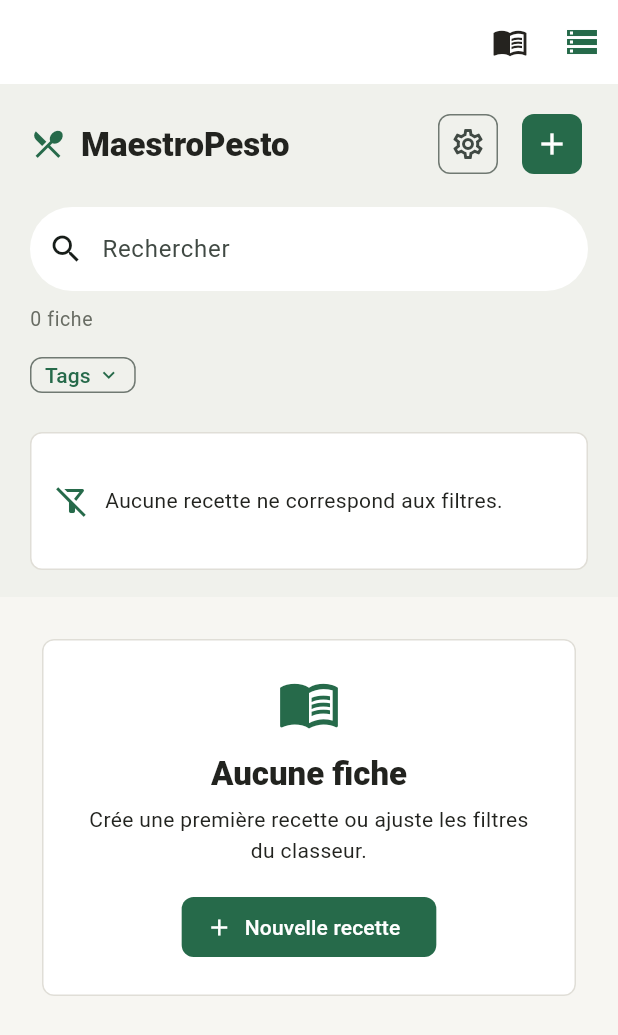
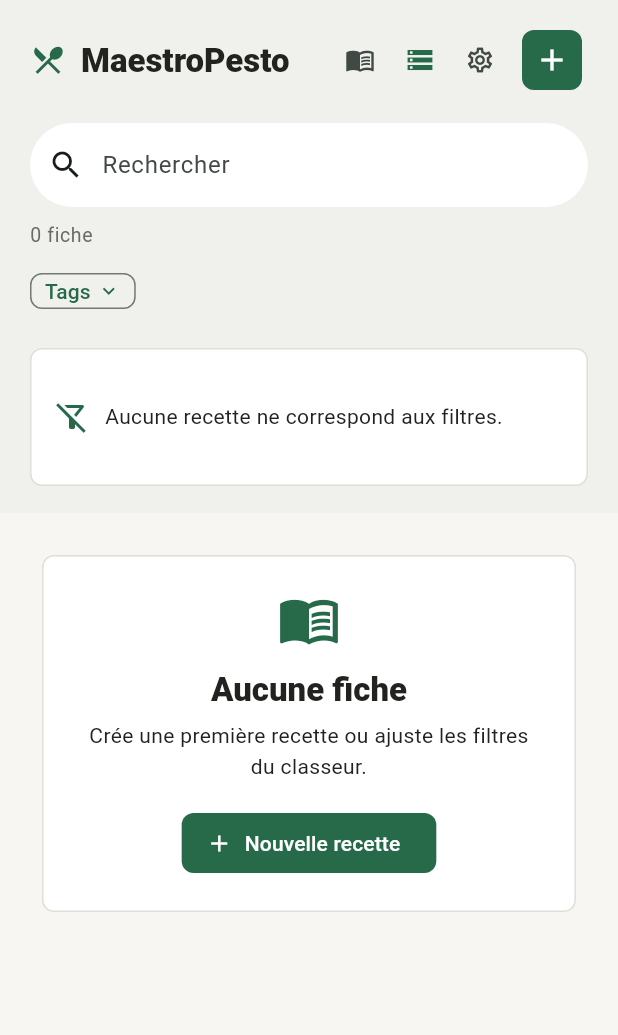
Before and after one commit to Ge-LAG/MaestroPesto, a Flutter app: the screen it shows after launch, on a phone screen of 412 x 824 dp. Shown: the top 1035 px of the screen. Run offline on Flutter 3.47's test engine with Material 3 defaults, Android fonts, the phone set to English and light mode, and no system bars; our stand-ins replace drift, drift_flutter, flutter_riverpod; missing offline and left inert: file_selector; accounts and stored records are empty; generated files the repository leaves out were written again; Roboto replaces fonts that are missing (Segoe UI).

Commit message:
ui: headerless shell
Co-Authored-By: Claude Opus 5.5 <noreply@anthropic.com>

```diff
--- a/lib/features/recipes/presentation/recipes_home_page.dart
+++ b/lib/features/recipes/presentation/recipes_home_page.dart
@@ -377,11 +377,12 @@ class _RecipesHomePageState extends State<RecipesHomePage> {
 
   @override
   Widget build(BuildContext context) {
-    return Scaffold(
-      appBar: AppBar(
-        title: const SizedBox.shrink(),
-        actions: [
+    // Pas de barre supérieure : les actions globales (sources des
+    // données, bases métier) vivent dans l'en-tête du classeur.
+    final headerActions = <Widget>[
       IconButton(
+        visualDensity: VisualDensity.compact,
+        iconSize: 20,
         tooltip: context.strings.sourcesTitle,
         icon: const Icon(Icons.menu_book_outlined),
         onPressed: () => showDataSourcesPage(context),
@@ -391,13 +392,25 @@ class _RecipesHomePageState extends State<RecipesHomePage> {
         metierLoaded: _metierLoaded,
         onImport: () => _importMetier(context),
       ),
+    ];
+    return Scaffold(
+      body: SafeArea(
+        child: Column(
+          children: [
+            if (_importing)
+              _ImportProgressBar(
+                step: _importStep,
+                firstLaunch: !_metierLoaded,
+              ),
+            Expanded(child: _body(context, headerActions)),
           ],
-        bottom: _importing
-            ? _ImportProgressBar(step: _importStep, firstLaunch: !_metierLoaded)
-            : null,
         ),
-      body: SafeArea(
-        child: LayoutBuilder(
+      ),
+    );
+  }
+
+  Widget _body(BuildContext context, List<Widget> headerActions) {
+    return LayoutBuilder(
       builder: (context, constraints) {
         final width = constraints.maxWidth;
         final isCompact = width < 760;
@@ -425,6 +438,7 @@ class _RecipesHomePageState extends State<RecipesHomePage> {
             onDuplicateRecipe: _duplicateRecipe,
             onDeleteRecipe: _deleteRecipe,
             onAddIngredient: _addIngredient,
+            headerActions: headerActions,
           );
         }
 
@@ -444,6 +458,7 @@ class _RecipesHomePageState extends State<RecipesHomePage> {
                 onTagsChanged: _setSelectedTags,
                 onClearFilters: _clearFilters,
                 onCreateRecipe: _createRecipe,
+                headerActions: headerActions,
               ),
             ),
             const VerticalDivider(width: 1),
@@ -465,8 +480,6 @@ class _RecipesHomePageState extends State<RecipesHomePage> {
           ],
         );
       },
-        ),
-      ),
     );
   }
 }
@@ -489,6 +502,7 @@ class _CompactLayout extends StatelessWidget {
     required this.onDuplicateRecipe,
     required this.onDeleteRecipe,
     required this.onAddIngredient,
+    required this.headerActions,
   });
 
   final AppServices services;
@@ -508,6 +522,7 @@ class _CompactLayout extends StatelessWidget {
   final ValueChanged<Recipe> onDeleteRecipe;
   final void Function(Recipe recipe, RecipeIngredient ingredient)
   onAddIngredient;
+  final List<Widget> headerActions;
 
   @override
   Widget build(BuildContext context) {
@@ -528,6 +543,7 @@ class _CompactLayout extends StatelessWidget {
             onClearFilters: onClearFilters,
             onCreateRecipe: onCreateRecipe,
             compact: true,
+            headerActions: headerActions,
           ),
         ),
         SliverToBoxAdapter(
@@ -566,10 +582,11 @@ class _MetierStatusAction extends StatelessWidget {
   Widget build(BuildContext context) {
     if (importing) {
       return IconButton(
+        visualDensity: VisualDensity.compact,
         tooltip: context.strings.importMetierRunning,
         icon: const SizedBox(
-          width: 20,
-          height: 20,
+          width: 18,
+          height: 18,
           child: CircularProgressIndicator(strokeWidth: 2),
         ),
         onPressed: null,
@@ -584,6 +601,8 @@ class _MetierStatusAction extends StatelessWidget {
         ? context.strings.importMetierReady
         : context.strings.importMetierPending;
     return IconButton(
+      visualDensity: VisualDensity.compact,
+      iconSize: 20,
       tooltip: tooltip,
       icon: Icon(icon, color: color),
       onPressed: onImport,
@@ -642,16 +661,13 @@ class EmptyRecipeState extends StatelessWidget {
 }
 
 /// Progression de l'import des bases métier (premier lancement ou
-/// réimport) : barre et étape en cours, sous la barre d'application.
-class _ImportProgressBar extends StatelessWidget
-    implements PreferredSizeWidget {
+/// réimport) : barre et étape en cours, en haut de l'écran pendant
+/// l'import seulement.
+class _ImportProgressBar extends StatelessWidget {
   const _ImportProgressBar({required this.step, required this.firstLaunch});
 
   final int step;
   final bool firstLaunch;
-
-  @override
-  Size get preferredSize => const Size.fromHeight(30);
 
   @override
   Widget build(BuildContext context) {
--- a/lib/features/recipes/presentation/widgets/recipe_book_panel.dart
+++ b/lib/features/recipes/presentation/widgets/recipe_book_panel.dart
@@ -19,6 +19,7 @@ class RecipeBookPanel extends StatefulWidget {
     required this.onClearFilters,
     required this.onCreateRecipe,
     this.compact = false,
+    this.headerActions = const <Widget>[],
     super.key,
   });
 
@@ -33,6 +34,10 @@ class RecipeBookPanel extends StatefulWidget {
   final VoidCallback onClearFilters;
   final VoidCallback onCreateRecipe;
   final bool compact;
+
+  /// Actions de l'en-tête (sources des données, bases métier), placées
+  /// avant les réglages : l'application n'a pas de barre supérieure.
+  final List<Widget> headerActions;
 
   @override
   State<RecipeBookPanel> createState() => _RecipeBookPanelState();
@@ -77,6 +82,7 @@ class _RecipeBookPanelState extends State<RecipeBookPanel> {
             _BookHeader(
               compact: widget.compact,
               onCreateRecipe: widget.onCreateRecipe,
+              actions: widget.headerActions,
             ),
             const SizedBox(height: 18),
             SearchBar(
@@ -344,35 +350,65 @@ class _TagFilterMenu extends StatelessWidget {
 }
 
 class _BookHeader extends StatelessWidget {
-  const _BookHeader({required this.compact, required this.onCreateRecipe});
+  const _BookHeader({
+    required this.compact,
+    required this.onCreateRecipe,
+    this.actions = const <Widget>[],
+  });
 
   final bool compact;
   final VoidCallback onCreateRecipe;
+  final List<Widget> actions;
 
   @override
   Widget build(BuildContext context) {
+    return LayoutBuilder(
+      builder: (context, constraints) => _row(
+        context,
+        // Panneau étroit (fenêtre moyenne) : le logo cède sa place au
+        // titre et aux actions, sans réduire le titre.
+        showLogo: constraints.maxWidth >= 300,
+      ),
+    );
+  }
+
+  Widget _row(BuildContext context, {required bool showLogo}) {
     return Row(
       children: [
-        Icon(Icons.local_dining, color: Theme.of(context).colorScheme.primary),
-        const SizedBox(width: 10),
+        if (showLogo) ...[
+          Icon(
+            Icons.local_dining,
+            color: Theme.of(context).colorScheme.primary,
+          ),
+          const SizedBox(width: 10),
+        ],
         Expanded(
           child: Column(
             crossAxisAlignment: CrossAxisAlignment.start,
             children: [
-              Text(
-                'MaestroPesto',
-                style: Theme.of(context).textTheme.titleLarge
-                    ?.copyWith(fontWeight: FontWeight.w900),
+              FittedBox(
+                fit: BoxFit.scaleDown,
+                alignment: Alignment.centerLeft,
+                child: Text(
+                  'MaestroPesto',
+                  style: Theme.of(context).textTheme.titleLarge
+                      ?.copyWith(fontWeight: FontWeight.w900),
+                ),
               ),
               if (!compact)
                 Text(
                   context.strings.recipeBookSubtitle,
+                  maxLines: 1,
+                  overflow: TextOverflow.ellipsis,
                   style: Theme.of(context).textTheme.bodySmall,
                 ),
             ],
           ),
         ),
-        IconButton.outlined(
+        ...actions,
+        IconButton(
+          visualDensity: VisualDensity.compact,
+          iconSize: 20,
           onPressed: () {
             ScaffoldMessenger.of(context).showSnackBar(
               SnackBar(content: Text(context.strings.settingsTodo)),
@@ -381,7 +417,7 @@ class _BookHeader extends StatelessWidget {
           icon: const Icon(Icons.settings_outlined),
           tooltip: context.strings.settingsAction,
         ),
-        const SizedBox(width: 8),
+        const SizedBox(width: 4),
         IconButton.filled(
           onPressed: onCreateRecipe,
           icon: const Icon(Icons.add),
@@ -450,13 +486,23 @@ class _RecipeCardTile extends StatelessWidget {
               ),
               const SizedBox(height: 10),
               _RecipeQuickFacts(recipe: recipe),
-              const SizedBox(height: 12),
-              Wrap(
-                spacing: 6,
-                children: recipe.tags
-                    .take(3)
-                    .map((tag) => RecipeTagLabel(label: tag))
-                    .toList(),
+              const SizedBox(height: 8),
+              // Une seule ligne d'étiquettes : la carte a une hauteur
+              // fixe dans le carrousel compact.
+              ClipRect(
+                child: SingleChildScrollView(
+                  scrollDirection: Axis.horizontal,
+                  physics: const NeverScrollableScrollPhysics(),
+                  child: Row(
+                    children: [
+                      for (final tag in recipe.tags.take(3))
+                        Padding(
+                          padding: const EdgeInsets.only(right: 6),
+                          child: RecipeTagLabel(label: tag),
+                        ),
+                    ],
+                  ),
+                ),
               ),
             ],
           ),
```
Also changed, not shown: 2 other files. Lines whose indentation alone changed are shown as unchanged.
